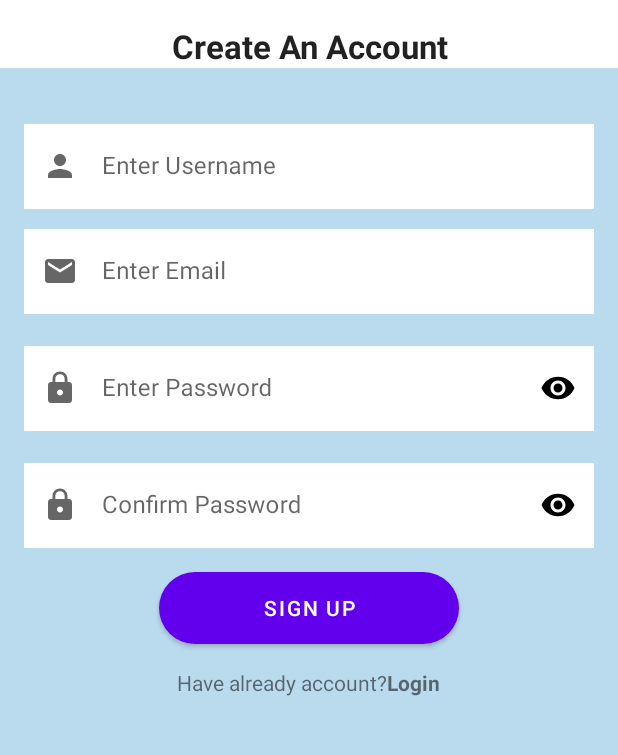
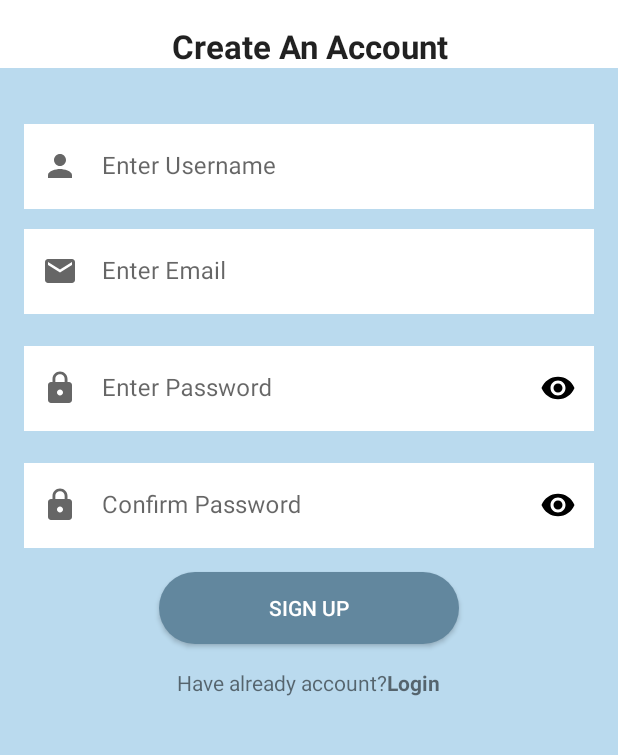
Before and after one commit to zancheema/snake-game-3, an Android app: the SignUpFragment screen opened through its navigation route, on a phone screen of 412 x 824 dp, the part 228-983 px from its top. Run offline under Robolectric (Android 15) with nearby library versions, the phone set to English and light mode, and no system bars; our stand-ins replace Firebase (no records; nobody signed in at launch, a user with empty details on screens opened directly), navigation-ui; plain views replace CircularImageView; pictures from the network do not load.

Commit message:
added default button background

```diff
--- a/app/src/main/res/drawable/button_bg.xml
+++ b/app/src/main/res/drawable/button_bg.xml
@@ -1,6 +1,16 @@
 <?xml version="1.0" encoding="utf-8"?>
-<shape xmlns:android="http://schemas.android.com/apk/res/android" android:shape="rectangle">
+<selector xmlns:android="http://schemas.android.com/apk/res/android">
 
-    <solid android:color="@color/theme_blue" />
-    <corners android:radius="50dp" />
-</shape>
+    <item android:state_pressed="true">
+        <shape>
+            <solid android:color="@color/theme_blue_dark" />
+            <corners android:radius="@dimen/button_corner_radius" />
+        </shape>
+    </item>
+    <item android:state_enabled="true">
+        <shape>
+            <solid android:color="@color/theme_blue" />
+            <corners android:radius="@dimen/button_corner_radius" />
+        </shape>
+    </item>
+</selector>
--- a/app/src/main/res/layout/fragment_login.xml
+++ b/app/src/main/res/layout/fragment_login.xml
@@ -77,13 +77,12 @@
                 android:gravity="center"
                 android:text="@string/forgot_password" />
 
-            <Button
+            <androidx.appcompat.widget.AppCompatButton
                 android:id="@+id/loginButton"
                 android:layout_width="200dp"
                 android:layout_height="wrap_content"
                 android:layout_gravity="center"
                 android:layout_marginTop="8dp"
-                android:background="@drawable/button_bg"
                 android:text="@string/login" />
 
             <TextView
--- a/app/src/main/res/layout/fragment_sign_up.xml
+++ b/app/src/main/res/layout/fragment_sign_up.xml
@@ -111,13 +111,12 @@
                     android:inputType="textPassword" />
             </com.google.android.material.textfield.TextInputLayout>
 
-            <Button
+            <androidx.appcompat.widget.AppCompatButton
                 android:id="@+id/btnSignup"
                 android:layout_width="200dp"
                 android:layout_height="wrap_content"
                 android:layout_gravity="center"
                 android:layout_marginTop="16dp"
-                android:background="@drawable/button_bg"
                 android:text="@string/signUp" />
 
             <LinearLayout
--- a/app/src/main/res/values/colors.xml
+++ b/app/src/main/res/values/colors.xml
@@ -9,5 +9,6 @@
     <color name="white">#FFFFFFFF</color>
     <color name="theme_blue">#62879E</color>
     <color name="theme_blue_light">#BADAEE</color>
+    <color name="theme_blue_dark">#445F70</color>
     <color name="google_orange">#EA4335</color>
 </resources>
--- /dev/null
+++ b/app/src/main/res/values/dimens.xml
@@ -0,0 +1,4 @@
+<?xml version="1.0" encoding="utf-8"?>
+<resources>
+    <dimen name="button_corner_radius">24dp</dimen>
+</resources>
--- /dev/null
+++ b/app/src/main/res/values/styles.xml
@@ -0,0 +1,8 @@
+<?xml version="1.0" encoding="utf-8"?>
+<resources>
+
+    <style name="ButtonStyle" parent="Widget.AppCompat.Button">
+        <item name="android:textColor">@color/white</item>
+        <item name="android:background">@drawable/button_bg</item>
+    </style>
+</resources>
--- a/app/src/main/res/values/themes.xml
+++ b/app/src/main/res/values/themes.xml
@@ -12,5 +12,6 @@
         <!-- Status bar color. -->
         <item name="android:statusBarColor" tools:targetApi="l">?attr/colorPrimaryVariant</item>
         <!-- Customize your theme here. -->
+        <item name="buttonStyle">@style/ButtonStyle</item>
     </style>
 </resources>
```
